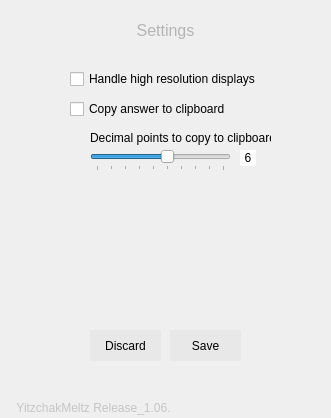
First picture: the form in ui/DesktopCalculatorGUI_1.06.01.ui, repository YitzchakMeltz/DesktopCalculator, before the edit.
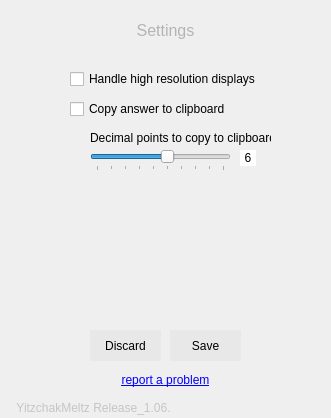
Second picture: the form after the edit. Icons and pictures are not drawn.

Commit message: add report a problem link to settings page

The edit to the form file:
```diff
--- a/ui/DesktopCalculatorGUI_1.06.01.ui
+++ b/ui/DesktopCalculatorGUI_1.06.01.ui
@@ -1150,6 +1150,28 @@
        <set>Qt::AlignCenter</set>
       </property>
      </widget>
+     <widget class="QLabel" name="label">
+      <property name="geometry">
+       <rect>
+        <x>120</x>
+        <y>380</y>
+        <width>91</width>
+        <height>20</height>
+       </rect>
+      </property>
+      <property name="text">
+       <string>&lt;html&gt;&lt;head/&gt;&lt;body&gt;&lt;p&gt;&lt;a href=&quot;https://yitzchakmeltz.github.io/SassyOwlWebsite/support.html&quot;&gt;&lt;span style=&quot; color:#0000ff;&quot;&gt;report a problem&lt;/span&gt;&lt;/a&gt;&lt;/p&gt;&lt;/body&gt;&lt;/html&gt;</string>
+      </property>
+      <property name="alignment">
+       <set>Qt::AlignCenter</set>
+      </property>
+      <property name="wordWrap">
+       <bool>false</bool>
+      </property>
+      <property name="openExternalLinks">
+       <bool>true</bool>
+      </property>
+     </widget>
     </widget>
    </widget>
   </widget>
```
The commit also changes 2 other files.
